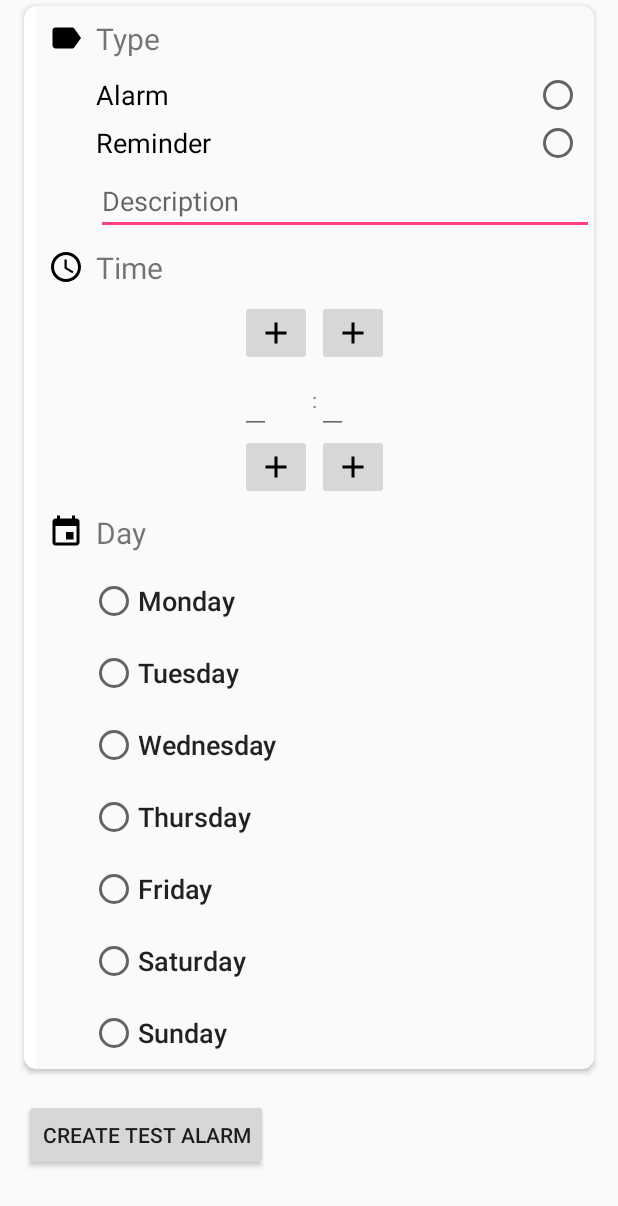
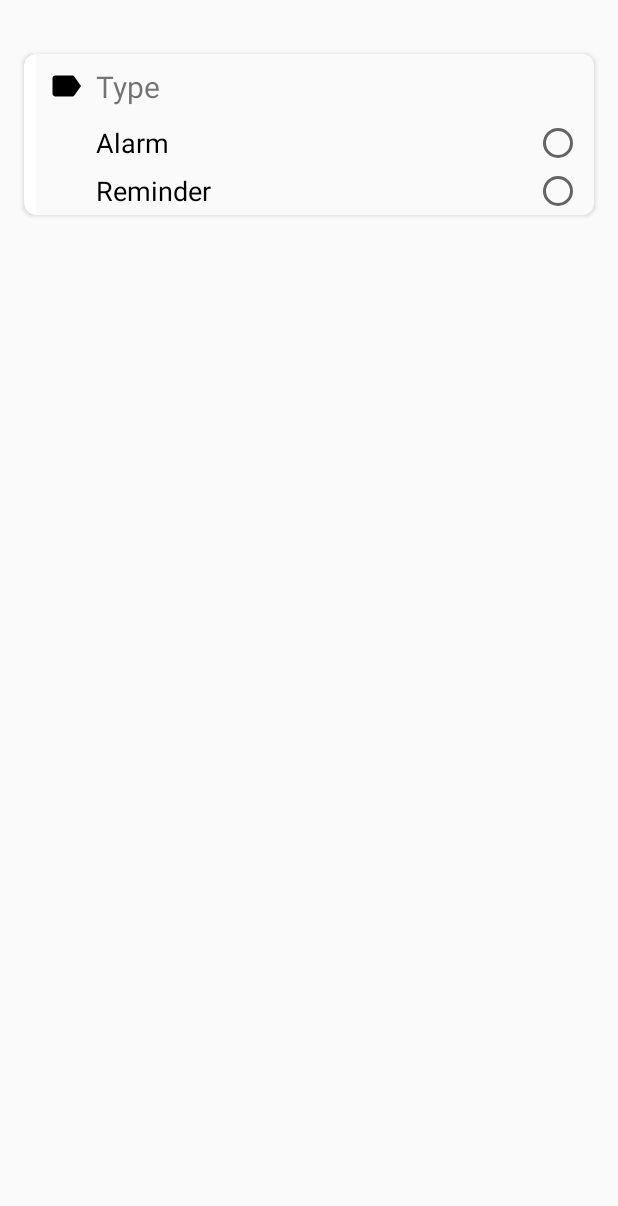
Before and after one commit to Katsuna/public_packages_apps_KatsunaClock, an Android app: the layout activity_manage_alarm.xml on its own in the app's theme, with its tools: preview values and no code run, on a phone screen of 412 x 824 dp. Shown: the top 1206 px of the screen. Run offline under Robolectric (Android 15) with nearby library versions, the phone set to English and light mode, and no system bars.

Commit message:
ManageAlarmStep alarm type

```diff
--- a/app/src/main/res/layout/activity_manage_alarm.xml
+++ b/app/src/main/res/layout/activity_manage_alarm.xml
@@ -15,6 +15,28 @@
             android:layout_width="match_parent"
             android:layout_height="wrap_content"
             android:orientation="vertical">
+
+            <LinearLayout
+                android:layout_width="match_parent"
+                android:layout_height="wrap_content"
+                android:orientation="horizontal"
+                android:padding="16dp">
+
+                <android.support.design.widget.FloatingActionButton
+                    android:id="@+id/prev_step_fab"
+                    android:layout_width="wrap_content"
+                    android:layout_height="wrap_content"
+                    android:src="@drawable/ic_access_time_black_24dp"
+                    android:visibility="gone" />
+
+                <android.support.design.widget.FloatingActionButton
+                    android:id="@+id/next_step_fab"
+                    android:layout_width="wrap_content"
+                    android:layout_height="wrap_content"
+                    android:src="@drawable/ic_add_black_24dp"
+                    android:visibility="gone" />
+
+            </LinearLayout>
 
             <android.support.v7.widget.CardView
                 android:id="@+id/alarm_container_card"
@@ -60,6 +82,7 @@
                             android:layout_marginStart="32dp">
 
                             <RadioButton
+                                android:id="@+id/alarm_type_radio_button"
                                 android:layout_width="match_parent"
                                 android:layout_height="wrap_content"
                                 android:layout_gravity="start"
@@ -71,6 +94,7 @@
                                 android:textSize="18sp" />
 
                             <RadioButton
+                                android:id="@+id/reminder_type_radio_button"
                                 android:layout_width="match_parent"
                                 android:layout_height="wrap_content"
                                 android:layout_gravity="start"
@@ -84,19 +108,22 @@
                         </RadioGroup>
 
                         <EditText
+                            android:id="@+id/alarm_description"
                             android:layout_width="match_parent"
                             android:layout_height="wrap_content"
                             android:layout_alignStart="@id/alarm_type_radio_group"
                             android:layout_below="@id/alarm_type_radio_group"
                             android:hint="@string/description"
-                            android:inputType="text" />
+                            android:inputType="text"
+                            android:visibility="gone" />
 
                     </RelativeLayout>
 
                     <RelativeLayout
                         android:id="@+id/alarm_time_container"
                         android:layout_width="match_parent"
-                        android:layout_height="wrap_content">
+                        android:layout_height="wrap_content"
+                        android:visibility="gone">
 
                         <TextView
                             android:id="@+id/alarm_time_text"
@@ -175,7 +202,8 @@
                     <RelativeLayout
                         android:id="@+id/alarm_days_container"
                         android:layout_width="match_parent"
-                        android:layout_height="wrap_content">
+                        android:layout_height="wrap_content"
+                        android:visibility="gone">
 
                         <TextView
                             android:id="@+id/alarm_days_text"
@@ -296,20 +324,6 @@
 
             </android.support.v7.widget.CardView>
 
-            <LinearLayout
-                android:layout_width="match_parent"
-                android:layout_height="wrap_content"
-                android:orientation="vertical"
-                android:padding="16dp">
-
-                <Button
-                    android:layout_width="wrap_content"
-                    android:layout_height="wrap_content"
-                    android:onClick="createNewAlarm"
-                    android:text="create test alarm" />
-
-            </LinearLayout>
-
         </LinearLayout>
 
     </ScrollView>
```
Also changed, not shown: app/src/main/java/com/katsuna/clock/alarm/ManageAlarmActivity.java (+124 -7 lines), app/src/main/java/com/katsuna/clock/alarm/ManageAlarmContract.java (+18 -1 lines), app/src/main/java/com/katsuna/clock/alarm/ManageAlarmPresenter.java (+32 -3 lines), 1 other file.
